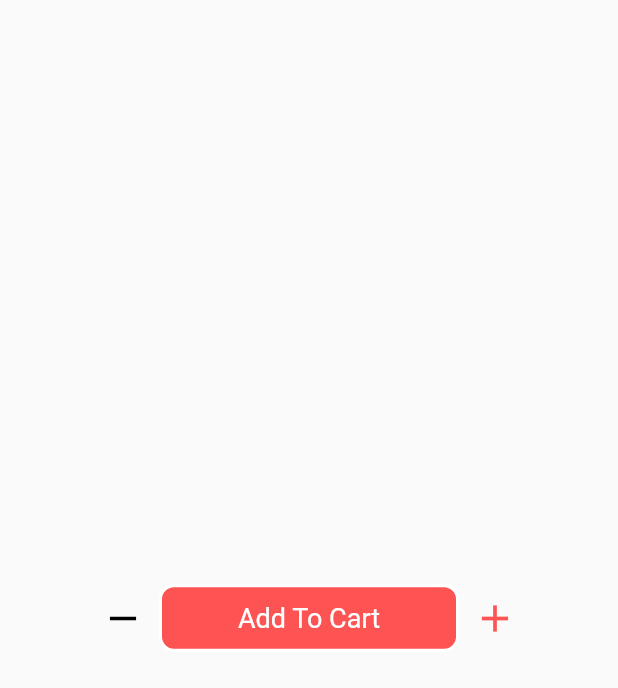
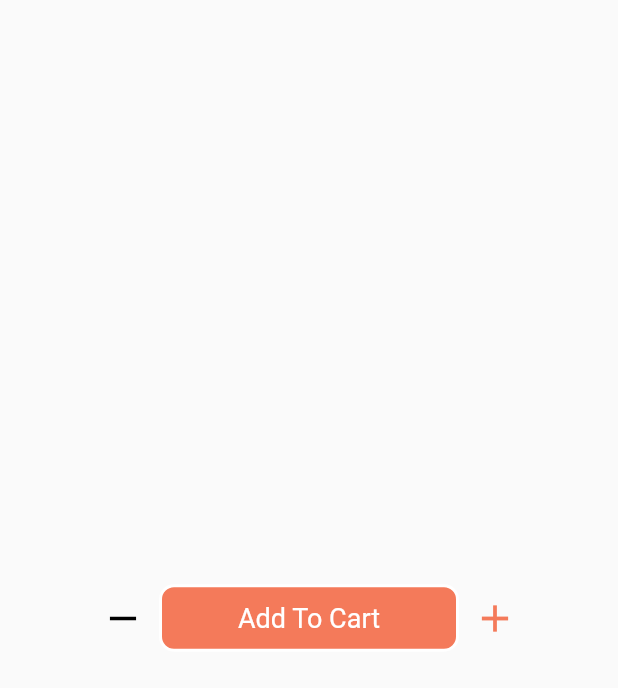
Before and after one commit to eric-mahasi/mealmagic, a Flutter app: the AddToCartMenu widget shown alone on an empty page, opened directly, on a phone screen of 412 x 824 dp. Shown: the top 688 px of the screen. Run offline on Flutter 3.47's test engine with Material 2 defaults, Android fonts, the phone set to English and light mode, and no system bars; our stand-ins replace carousel_pro, font_awesome_flutter, introduction_screen.

Commit message:
Update color on food details page

```diff
--- a/lib/screens/food_details.dart
+++ b/lib/screens/food_details.dart
@@ -172,7 +172,7 @@ class AddToCartMenu extends StatelessWidget {
               width: 200.0,
               height: 45.0,
               decoration: new BoxDecoration(
-                color: Color(0xFFfd5352),
+                color: Color(0xfff47a5a),
                 border: Border.all(color: Colors.white, width: 2.0),
                 borderRadius: BorderRadius.circular(10.0),
               ),
@@ -190,7 +190,7 @@ class AddToCartMenu extends StatelessWidget {
           IconButton(
             onPressed: () {},
             icon: Icon(Icons.add),
-            color: Color(0xFFfd5352),
+            color: Color(0xfff47a5a),
             iconSize: 30,
           ),
         ],
```
